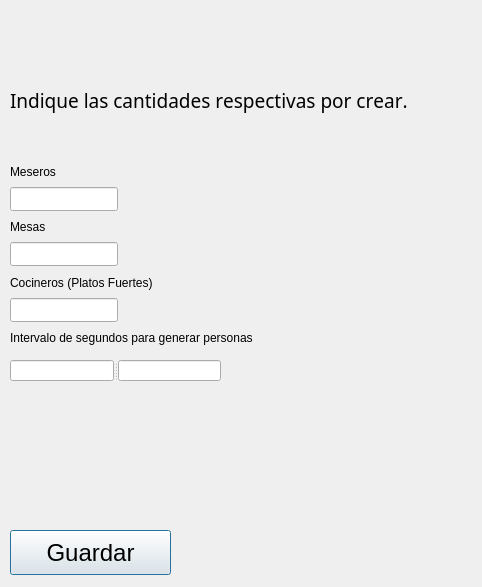
joseSalazar4/SimuladorRestaurante, file dialog.ui: the form before one commit.
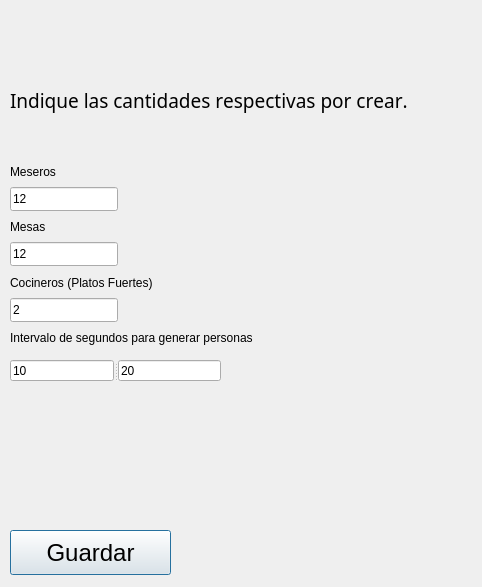
The form after the commit. Icons and pictures are not drawn.

Patch:
```diff
--- a/dialog.ui
+++ b/dialog.ui
@@ -61,6 +61,9 @@
      <height>24</height>
     </rect>
    </property>
+   <property name="text">
+    <string>12</string>
+   </property>
   </widget>
   <widget class="QLineEdit" name="lineaCantMeseros">
    <property name="geometry">
@@ -76,6 +79,9 @@
      <kerning>false</kerning>
     </font>
    </property>
+   <property name="text">
+    <string>12</string>
+   </property>
   </widget>
   <widget class="QLineEdit" name="lineaCocineros">
    <property name="geometry">
@@ -86,6 +92,9 @@
      <height>24</height>
     </rect>
    </property>
+   <property name="text">
+    <string>2</string>
+   </property>
   </widget>
   <widget class="QLabel" name="label">
    <property name="geometry">
@@ -169,13 +178,20 @@
    <property name="orientation">
     <enum>Qt::Horizontal</enum>
    </property>
-   <widget class="QLineEdit" name="lineaTiempoGen1"/>
+   <widget class="QLineEdit" name="lineaTiempoGen1">
+    <property name="text">
+     <string>10</string>
+    </property>
+   </widget>
    <widget class="QLineEdit" name="lineaTiempoGen2">
     <property name="font">
      <font>
       <stylestrategy>PreferAntialias</stylestrategy>
      </font>
     </property>
+    <property name="text">
+     <string>20</string>
+    </property>
    </widget>
   </widget>
  </widget>
```
Left out of the diff: 14 changed lines with no effect on the pictures.
